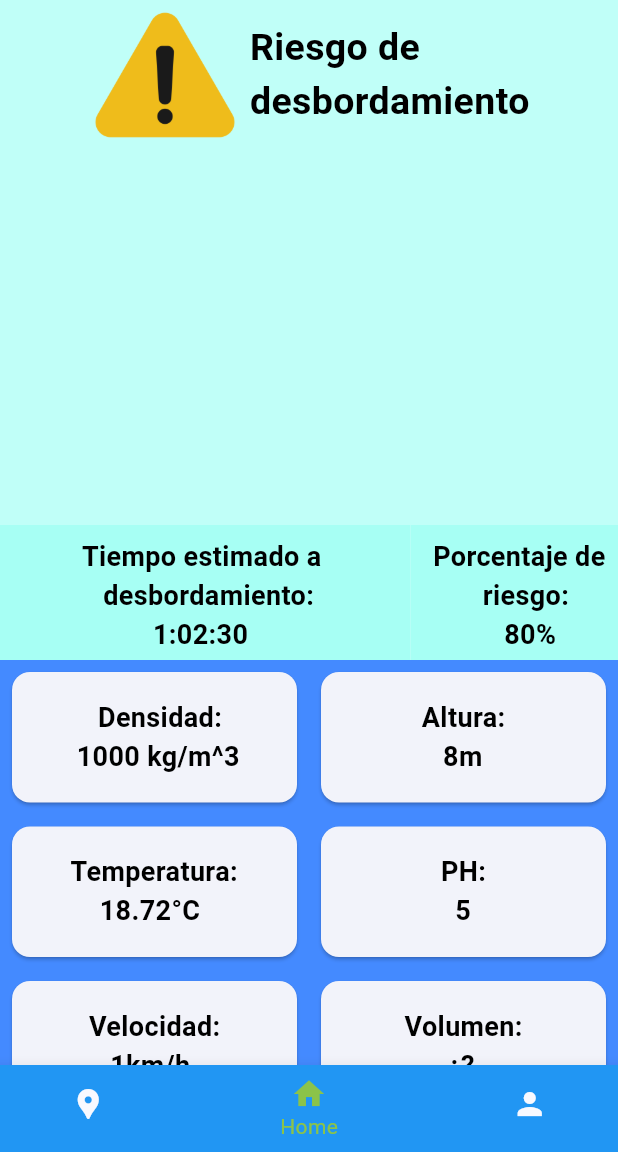
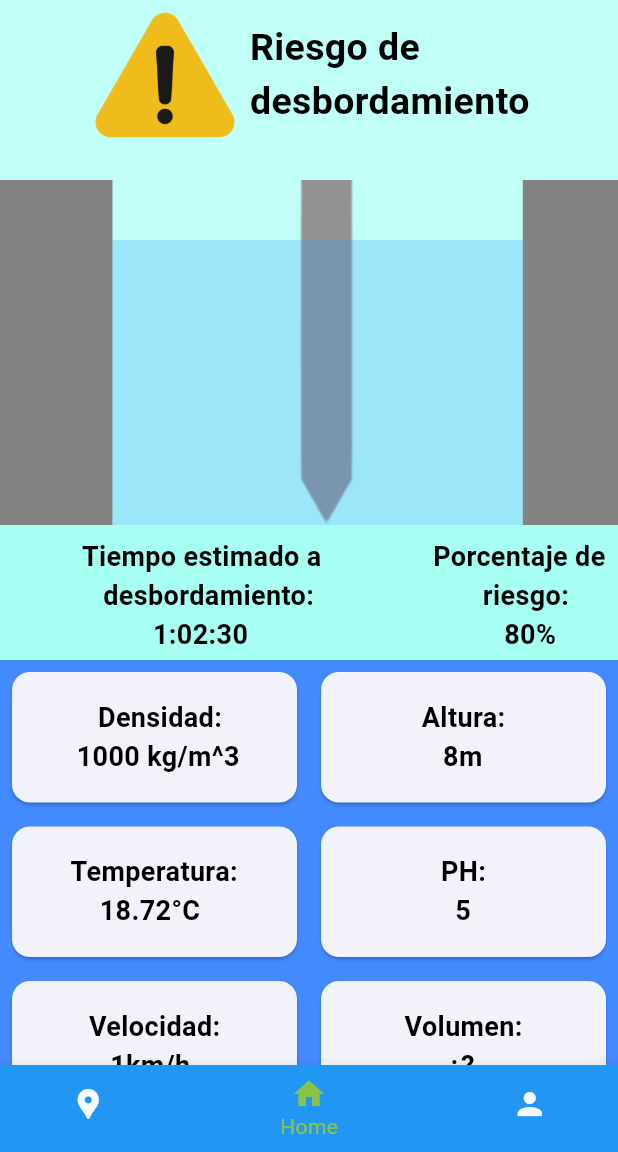
Before and after one commit to EfrenDaMo/atoyatltracker, a Flutter app: the screen it shows after launch, on a phone screen of 412 x 824 dp, the part 84-1236 px from its top. Run offline on Flutter 3.47's test engine with Material 2 defaults, Android fonts, the phone set to English and light mode, and no system bars.

Commit message:
finished home page

```diff
--- a/lib/main.dart
+++ b/lib/main.dart
@@ -91,7 +91,7 @@ class HomePage extends StatelessWidget {
           Container(
             height: 350,
             width: 600,
-            color:  const Color.fromARGB(255, 192, 255, 248),
+            color: const Color.fromARGB(255, 192, 255, 248),
             child: Column(
               children: <Widget>[
                 SizedBox(
@@ -99,21 +99,58 @@ class HomePage extends StatelessWidget {
                   width: 600,
                   child: Center(
                     child: Row(
-                      children: <Widget> [
-                        const SizedBox(width: 60, ),
+                      children: <Widget>[
+                        const SizedBox(
+                          width: 60,
+                        ),
                         Image.asset('Assets/Images/warningSign.png'),
-                        const Text(
-                          ' Riesgo de \n desbordamiento',
+                        const Text(' Riesgo de \n desbordamiento',
                             style: TextStyle(
                               fontSize: 25,
                               color: Colors.black,
                               fontWeight: FontWeight.bold,
-                          )
-                        ),
+                            )),
                       ],
                     ),
                   ),
                 ),
+                const SizedBox(
+                  height: 20,
+                  width: 600,
+                ),
+                SizedBox(
+                  height: 230,
+                  width: 600,
+                  child: Row(
+                    children: <Widget>[
+                      Container(
+                        width: 75,
+                        color: const Color.fromARGB(255, 131, 131, 131),
+                      ),
+                      Stack(
+                        children: <Widget>[
+                          Container(
+                              padding: const EdgeInsets.only(left: 85),
+                              child: Center(
+                                child: Image.asset('Assets/Images/atoyatl.png'),
+                              )),
+                          Align(
+                            alignment: Alignment.bottomCenter,
+                            child: Container(
+                              width: 273.529,
+                              height: 190,
+                              color: const Color.fromARGB(68, 58, 160, 255),
+                            ),
+                          ),
+                        ],
+                      ),
+                      Container(
+                        width: 75,
+                        color: const Color.fromARGB(255, 131, 131, 131),
+                      ),
+                    ],
+                  ),
+                )
               ],
             ),
           ),
@@ -154,8 +191,7 @@ class HomePage extends StatelessWidget {
                               color: Colors.black,
                               fontWeight: FontWeight.bold,
                             ),
-                            )
-                          ),
+                          )),
                         ),
                       ),
                     ],
@@ -166,7 +202,8 @@ class HomePage extends StatelessWidget {
                   child: Container(
                     color: Colors.blueAccent,
                     child: GridView.builder(
-                      gridDelegate: const SliverGridDelegateWithFixedCrossAxisCount(
+                      gridDelegate:
+                          const SliverGridDelegateWithFixedCrossAxisCount(
                         crossAxisCount: 2,
                         childAspectRatio: 2,
                       ),
```
Also changed, not shown: Assets/Images/atoyatl.png (added). Lines whose indentation alone changed are shown as unchanged.
